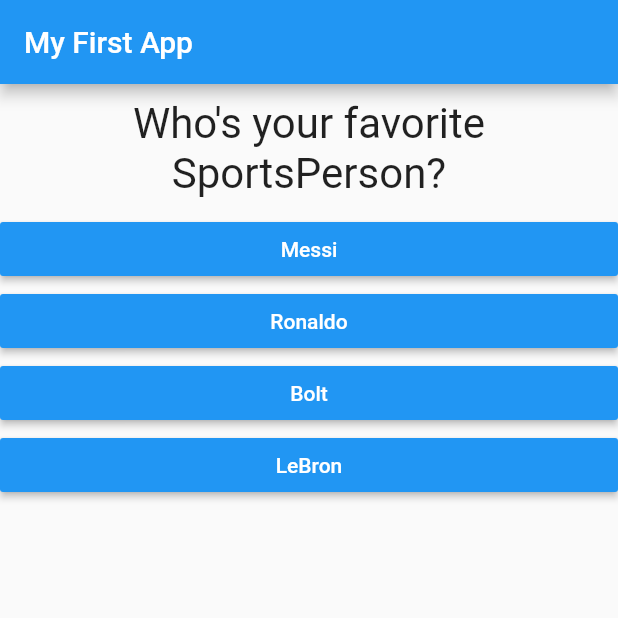
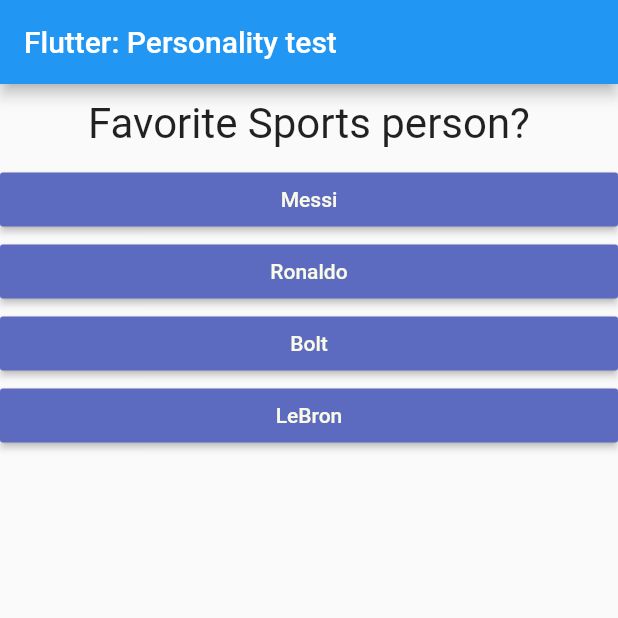
Before and after one commit to tolalitnegi/flutter_examples_handson, a Flutter app: the screen it shows after launch, after a tap on "Black", after a tap on "Snake", on a phone screen of 412 x 824 dp, the top half of it. Run offline on Flutter 3.47's test engine with Material 2 defaults, Android fonts, the light colour scheme and no system bars.

Commit message:
text changes

```diff
--- a/lib/answer.dart
+++ b/lib/answer.dart
@@ -11,8 +11,8 @@
     return Container(
       width: double.infinity,
       child: RaisedButton(
-        color: Colors.blue,
-        textColor: Colors.white,
+        color: Colors.indigo[400],
+        textColor: Colors.lime[50],
         child: Text(answerText),
         onPressed: selectHandler,
       ),
--- a/lib/main.dart
+++ b/lib/main.dart
@@ -37,7 +37,7 @@
       ],
     },
     {
-      'questionText': 'Who\'s your favorite SportsPerson?',
+      'questionText': 'Favorite Sports person?',
       'answers': [
         {'text': 'Messi', 'score': 1},
         {'text': 'Ronaldo', 'score': 2},
@@ -84,7 +84,7 @@
     return MaterialApp(
       home: Scaffold(
         appBar: AppBar(
-          title: Text('My First App'),
+          title: Text('Flutter: Personality test'),
         ),
         body: _questionIndex < _questions.length // a way of ourting if the index is less show quiz else show Result
             ? Quiz(
```
